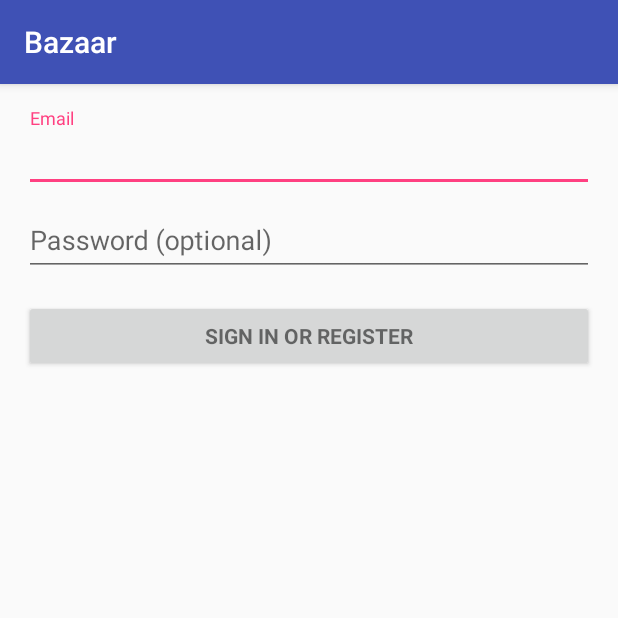
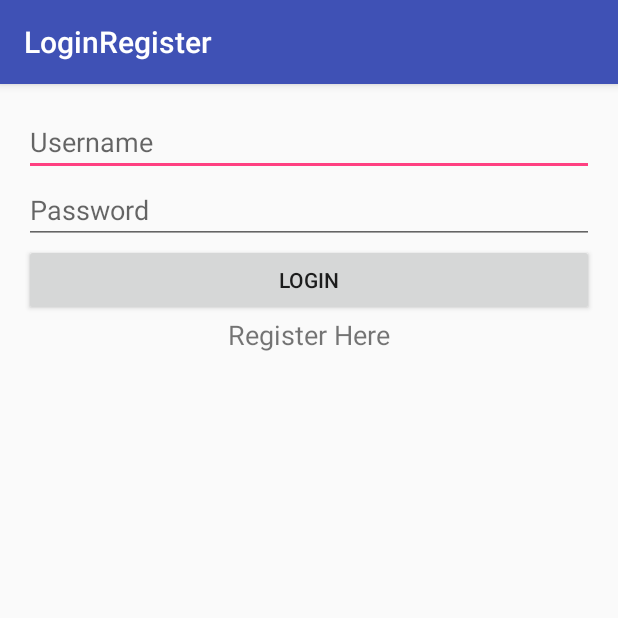
Before and after one commit to ertait/gamerhub, an Android app: the screen it shows after launch (Login_screen before the commit, LoginActivity after it), on a phone screen of 412 x 824 dp, the top half of it. Run offline under Robolectric (Android 15) with nearby library versions, the phone set to English and light mode, and no system bars.

```diff
--- a/Bazaar/app/build.gradle
+++ b/Bazaar/app/build.gradle
@@ -4,7 +4,7 @@
     compileSdkVersion 25
     buildToolsVersion "25.0.0"
     defaultConfig {
-        applicationId "edu.uvm.bazaar"
+        applicationId "edu.uvm.loginregister"
         minSdkVersion 15
         targetSdkVersion 25
         versionCode 1
@@ -25,6 +25,6 @@
         exclude group: 'com.android.support', module: 'support-annotations'
     })
     compile 'com.android.support:appcompat-v7:25.0.0'
-    compile 'com.android.support:design:25.0.0'
     testCompile 'junit:junit:4.12'
+    compile 'com.android.volley:volley:1.0.0'
 }
--- a/Bazaar/app/src/main/java/edu/uvm/bazaar/Login_screen.java
+++ /dev/null
@@ -1,349 +0,0 @@
-package edu.uvm.bazaar;
-
-import android.animation.Animator;
-import android.animation.AnimatorListenerAdapter;
-import android.annotation.TargetApi;
-import android.content.pm.PackageManager;
-import android.support.annotation.NonNull;
-import android.support.design.widget.Snackbar;
-import android.support.v7.app.AppCompatActivity;
-import android.app.LoaderManager.LoaderCallbacks;
-
-import android.content.CursorLoader;
-import android.content.Loader;
-import android.database.Cursor;
-import android.net.Uri;
-import android.os.AsyncTask;
-
-import android.os.Build;
-import android.os.Bundle;
-import android.provider.ContactsContract;
-import android.text.TextUtils;
-import android.view.KeyEvent;
-import android.view.View;
-import android.view.View.OnClickListener;
-import android.view.inputmethod.EditorInfo;
-import android.widget.ArrayAdapter;
-import android.widget.AutoCompleteTextView;
-import android.widget.Button;
-import android.widget.EditText;
-import android.widget.TextView;
-
-import java.util.ArrayList;
-import java.util.List;
-
-import static android.Manifest.permission.READ_CONTACTS;
-
-/**
- * A login screen that offers login via email/password.
- */
-public class Login_screen extends AppCompatActivity implements LoaderCallbacks<Cursor> {
-
-    /**
-     * Id to identity READ_CONTACTS permission request.
-     */
-    private static final int REQUEST_READ_CONTACTS = 0;
-
-    /**
-     * A dummy authentication store containing known user names and passwords.
-     * TODO: remove after connecting to a real authentication system.
-     */
-    private static final String[] DUMMY_CREDENTIALS = new String[]{
-            "foo@example.com:hello", "bar@example.com:world"
-    };
-    /**
-     * Keep track of the login task to ensure we can cancel it if requested.
-     */
-    private UserLoginTask mAuthTask = null;
-
-    // UI references.
-    private AutoCompleteTextView mEmailView;
-    private EditText mPasswordView;
-    private View mProgressView;
-    private View mLoginFormView;
-
-    @Override
-    protected void onCreate(Bundle savedInstanceState) {
-        super.onCreate(savedInstanceState);
-        setContentView(R.layout.activity_login_screen);
-        // Set up the login form.
-        mEmailView = (AutoCompleteTextView) findViewById(R.id.email);
-        populateAutoComplete();
-
-        mPasswordView = (EditText) findViewById(R.id.password);
-        mPasswordView.setOnEditorActionListener(new TextView.OnEditorActionListener() {
-            @Override
-            public boolean onEditorAction(TextView textView, int id, KeyEvent keyEvent) {
-                if (id == R.id.login || id == EditorInfo.IME_NULL) {
-                    attemptLogin();
-                    return true;
-                }
-                return false;
-            }
-        });
-
-        Button mEmailSignInButton = (Button) findViewById(R.id.email_sign_in_button);
-        mEmailSignInButton.setOnClickListener(new OnClickListener() {
-            @Override
-            public void onClick(View view) {
-                attemptLogin();
-            }
-        });
-
-        mLoginFormView = findViewById(R.id.login_form);
-        mProgressView = findViewById(R.id.login_progress);
-    }
-
-    private void populateAutoComplete() {
-        if (!mayRequestContacts()) {
-            return;
-        }
-
-        getLoaderManager().initLoader(0, null, this);
-    }
-
-    private boolean mayRequestContacts() {
-        if (Build.VERSION.SDK_INT < Build.VERSION_CODES.M) {
-            return true;
-        }
-        if (checkSelfPermission(READ_CONTACTS) == PackageManager.PERMISSION_GRANTED) {
-            return true;
-        }
-        if (shouldShowRequestPermissionRationale(READ_CONTACTS)) {
-            Snackbar.make(mEmailView, R.string.permission_rationale, Snackbar.LENGTH_INDEFINITE)
-                    .setAction(android.R.string.ok, new View.OnClickListener() {
-                        @Override
-                        @TargetApi(Build.VERSION_CODES.M)
-                        public void onClick(View v) {
-                            requestPermissions(new String[]{READ_CONTACTS}, REQUEST_READ_CONTACTS);
-                        }
-                    });
-        } else {
-            requestPermissions(new String[]{READ_CONTACTS}, REQUEST_READ_CONTACTS);
-        }
-        return false;
-    }
-
-    /**
-     * Callback received when a permissions request has been completed.
-     */
-    @Override
-    public void onRequestPermissionsResult(int requestCode, @NonNull String[] permissions,
-                                           @NonNull int[] grantResults) {
-        if (requestCode == REQUEST_READ_CONTACTS) {
-            if (grantResults.length == 1 && grantResults[0] == PackageManager.PERMISSION_GRANTED) {
-                populateAutoComplete();
-            }
-        }
-    }
-
-
-    /**
-     * Attempts to sign in or register the account specified by the login form.
-     * If there are form errors (invalid email, missing fields, etc.), the
-     * errors are presented and no actual login attempt is made.
-     */
-    private void attemptLogin() {
-        if (mAuthTask != null) {
-            return;
-        }
-
-        // Reset errors.
-        mEmailView.setError(null);
-        mPasswordView.setError(null);
-
-        // Store values at the time of the login attempt.
-        String email = mEmailView.getText().toString();
-        String password = mPasswordView.getText().toString();
-
-        boolean cancel = false;
-        View focusView = null;
-
-        // Check for a valid password, if the user entered one.
-        if (!TextUtils.isEmpty(password) && !isPasswordValid(password)) {
-            mPasswordView.setError(getString(R.string.error_invalid_password));
-            focusView = mPasswordView;
-            cancel = true;
-        }
-
-        // Check for a valid email address.
-        if (TextUtils.isEmpty(email)) {
-            mEmailView.setError(getString(R.string.error_field_required));
-            focusView = mEmailView;
-            cancel = true;
-        } else if (!isEmailValid(email)) {
-            mEmailView.setError(getString(R.string.error_invalid_email));
-            focusView = mEmailView;
-            cancel = true;
-        }
-
-        if (cancel) {
-            // There was an error; don't attempt login and focus the first
-            // form field with an error.
-            focusView.requestFocus();
-        } else {
-            // Show a progress spinner, and kick off a background task to
-            // perform the user login attempt.
-            showProgress(true);
-            mAuthTask = new UserLoginTask(email, password);
-            mAuthTask.execute((Void) null);
-        }
-    }
-
-    private boolean isEmailValid(String email) {
-        //TODO: Replace this with your own logic
-        return email.contains("@");
-    }
-
-    private boolean isPasswordValid(String password) {
-        //TODO: Replace this with your own logic
-        return password.length() > 4;
-    }
-
-    /**
-     * Shows the progress UI and hides the login form.
-     */
-    @TargetApi(Build.VERSION_CODES.HONEYCOMB_MR2)
-    private void showProgress(final boolean show) {
-        // On Honeycomb MR2 we have the ViewPropertyAnimator APIs, which allow
-        // for very easy animations. If available, use these APIs to fade-in
-        // the progress spinner.
-        if (Build.VERSION.SDK_INT >= Build.VERSION_CODES.HONEYCOMB_MR2) {
-            int shortAnimTime = getResources().getInteger(android.R.integer.config_shortAnimTime);
-
-            mLoginFormView.setVisibility(show ? View.GONE : View.VISIBLE);
-            mLoginFormView.animate().setDuration(shortAnimTime).alpha(
-                    show ? 0 : 1).setListener(new AnimatorListenerAdapter() {
-                @Override
-                public void onAnimationEnd(Animator animation) {
-                    mLoginFormView.setVisibility(show ? View.GONE : View.VISIBLE);
-                }
-            });
-
-            mProgressView.setVisibility(show ? View.VISIBLE : View.GONE);
-            mProgressView.animate().setDuration(shortAnimTime).alpha(
-                    show ? 1 : 0).setListener(new AnimatorListenerAdapter() {
-                @Override
-                public void onAnimationEnd(Animator animation) {
-                    mProgressView.setVisibility(show ? View.VISIBLE : View.GONE);
-                }
-            });
-        } else {
-            // The ViewPropertyAnimator APIs are not available, so simply show
-            // and hide the relevant UI components.
-            mProgressView.setVisibility(show ? View.VISIBLE : View.GONE);
-            mLoginFormView.setVisibility(show ? View.GONE : View.VISIBLE);
-        }
-    }
-
-    @Override
-    public Loader<Cursor> onCreateLoader(int i, Bundle bundle) {
-        return new CursorLoader(this,
-                // Retrieve data rows for the device user's 'profile' contact.
-                Uri.withAppendedPath(ContactsContract.Profile.CONTENT_URI,
-                        ContactsContract.Contacts.Data.CONTENT_DIRECTORY), ProfileQuery.PROJECTION,
-
-                // Select only email addresses.
-                ContactsContract.Contacts.Data.MIMETYPE +
-                        " = ?", new String[]{ContactsContract.CommonDataKinds.Email
-                .CONTENT_ITEM_TYPE},
-
-                // Show primary email addresses first. Note that there won't be
-                // a primary email address if the user hasn't specified one.
-                ContactsContract.Contacts.Data.IS_PRIMARY + " DESC");
-    }
-
-    @Override
-    public void onLoadFinished(Loader<Cursor> cursorLoader, Cursor cursor) {
-        List<String> emails = new ArrayList<>();
-        cursor.moveToFirst();
-        while (!cursor.isAfterLast()) {
-            emails.add(cursor.getString(ProfileQuery.ADDRESS));
-            cursor.moveToNext();
-        }
-
-        addEmailsToAutoComplete(emails);
-    }
-
-    @Override
-    public void onLoaderReset(Loader<Cursor> cursorLoader) {
-
-    }
-
-    private void addEmailsToAutoComplete(List<String> emailAddressCollection) {
-        //Create adapter to tell the AutoCompleteTextView what to show in its dropdown list.
-        ArrayAdapter<String> adapter =
-                new ArrayAdapter<>(Login_screen.this,
-                        android.R.layout.simple_dropdown_item_1line, emailAddressCollection);
-
-        mEmailView.setAdapter(adapter);
-    }
-
-
-    private interface ProfileQuery {
-        String[] PROJECTION = {
-                ContactsContract.CommonDataKinds.Email.ADDRESS,
-                ContactsContract.CommonDataKinds.Email.IS_PRIMARY,
-        };
-
-        int ADDRESS = 0;
-        int IS_PRIMARY = 1;
-    }
-
-    /**
-     * Represents an asynchronous login/registration task used to authenticate
-     * the user.
-     */
-    public class UserLoginTask extends AsyncTask<Void, Void, Boolean> {
-
-        private final String mEmail;
-        private final String mPassword;
-
-        UserLoginTask(String email, String password) {
-            mEmail = email;
-            mPassword = password;
-        }
-
-        @Override
-        protected Boolean doInBackground(Void... params) {
-            // TODO: attempt authentication against a network service.
-
-            try {
-                // Simulate network access.
-                Thread.sleep(2000);
-            } catch (InterruptedException e) {
-                return false;
-            }
-
-            for (String credential : DUMMY_CREDENTIALS) {
-                String[] pieces = credential.split(":");
-                if (pieces[0].equals(mEmail)) {
-                    // Account exists, return true if the password matches.
-                    return pieces[1].equals(mPassword);
-                }
-            }
-
-            // TODO: register the new account here.
-            return true;
-        }
-
-        @Override
-        protected void onPostExecute(final Boolean success) {
-            mAuthTask = null;
-            showProgress(false);
-
-            if (success) {
-                finish();
-            } else {
-                mPasswordView.setError(getString(R.string.error_incorrect_password));
-                mPasswordView.requestFocus();
-            }
-        }
-
-        @Override
-        protected void onCancelled() {
-            mAuthTask = null;
-            showProgress(false);
-        }
-    }
-}
--- /dev/null
+++ b/Bazaar/app/src/main/java/edu/uvm/loginregister/LoginActivity.java
@@ -0,0 +1,31 @@
+package edu.uvm.loginregister;
+
+import android.support.v7.app.AppCompatActivity;
+import android.os.Bundle;
+import android.view.View;
+import android.widget.Button;
+import android.widget.EditText;
+import android.widget.TextView;
+import android.content.Intent;
+
+public class LoginActivity extends AppCompatActivity {
+
+    @Override
+    protected void onCreate(Bundle savedInstanceState) {
+        super.onCreate(savedInstanceState);
+        setContentView(R.layout.activity_login);
+
+        final EditText etUsername = (EditText) findViewById(R.id.etUsername);
+        final EditText etPassword  = (EditText) findViewById(R.id.etPassword);
+        final Button bLogin = (Button) findViewById(R.id.bLogin);
+        final TextView registerLink = (TextView) findViewById(R.id.tvRegisterHere);
+
+        registerLink.setOnClickListener(new View.OnClickListener(){
+            @Override
+            public void onClick(View v) {
+                Intent registerIntent = new Intent(LoginActivity.this, RegisterActivity.class);
+                LoginActivity.this.startActivity(registerIntent);
+            }
+        });
+    }
+}
--- /dev/null
+++ b/Bazaar/app/src/main/res/layout/activity_login.xml
@@ -0,0 +1,59 @@
+<?xml version="1.0" encoding="utf-8"?>
+<RelativeLayout xmlns:android="http://schemas.android.com/apk/res/android"
+    xmlns:tools="http://schemas.android.com/tools"
+    android:id="@+id/activity_login"
+    android:layout_width="match_parent"
+    android:layout_height="match_parent"
+    android:paddingBottom="@dimen/activity_vertical_margin"
+    android:paddingLeft="@dimen/activity_horizontal_margin"
+    android:paddingRight="@dimen/activity_horizontal_margin"
+    android:paddingTop="@dimen/activity_vertical_margin"
+    tools:context="edu.uvm.loginregister.LoginActivity">
+
+    <EditText
+        android:layout_width="wrap_content"
+        android:layout_height="wrap_content"
+        android:inputType="textPersonName"
+        android:ems="10"
+        android:id="@+id/etUsername"
+        android:layout_alignParentTop="true"
+        android:layout_alignParentLeft="true"
+        android:layout_alignParentStart="true"
+        android:layout_alignParentRight="true"
+        android:layout_alignParentEnd="true"
+        android:hint="Username" />
+
+    <EditText
+        android:layout_width="wrap_content"
+        android:layout_height="wrap_content"
+        android:inputType="textPassword"
+        android:ems="10"
+        android:layout_below="@+id/etUsername"
+        android:layout_alignParentLeft="true"
+        android:layout_alignParentStart="true"
+        android:id="@+id/etPassword"
+        android:layout_alignParentRight="true"
+        android:layout_alignParentEnd="true"
+        android:hint="Password" />
+
+    <Button
+        android:text="Login"
+        android:layout_width="wrap_content"
+        android:layout_height="wrap_content"
+        android:layout_below="@+id/etPassword"
+        android:layout_alignParentLeft="true"
+        android:layout_alignParentStart="true"
+        android:id="@+id/bLogin"
+        android:layout_alignParentRight="true"
+        android:layout_alignParentEnd="true" />
+
+    <TextView
+        android:text="Register Here"
+        android:layout_width="wrap_content"
+        android:layout_height="wrap_content"
+        android:id="@+id/tvRegisterHere"
+        android:textSize="18sp"
+        android:layout_below="@+id/bLogin"
+        android:layout_centerHorizontal="true" />
+
+</RelativeLayout>
--- a/Bazaar/app/src/main/res/layout/activity_login_screen.xml
+++ /dev/null
@@ -1,77 +0,0 @@
-<LinearLayout xmlns:android="http://schemas.android.com/apk/res/android"
-    xmlns:tools="http://schemas.android.com/tools"
-    android:layout_width="match_parent"
-    android:layout_height="match_parent"
-    android:gravity="center_horizontal"
-    android:orientation="vertical"
-    android:paddingBottom="@dimen/activity_vertical_margin"
-    android:paddingLeft="@dimen/activity_horizontal_margin"
-    android:paddingRight="@dimen/activity_horizontal_margin"
-    android:paddingTop="@dimen/activity_vertical_margin"
-    tools:context="edu.uvm.bazaar.Login_screen">
-
-    <!-- Login progress -->
-    <ProgressBar
-        android:id="@+id/login_progress"
-        style="?android:attr/progressBarStyleLarge"
-        android:layout_width="wrap_content"
-        android:layout_height="wrap_content"
-        android:layout_marginBottom="8dp"
-        android:visibility="gone" />
-
-    <ScrollView
-        android:id="@+id/login_form"
-        android:layout_width="match_parent"
-        android:layout_height="match_parent">
-
-        <LinearLayout
-            android:id="@+id/email_login_form"
-            android:layout_width="match_parent"
-            android:layout_height="wrap_content"
-            android:orientation="vertical">
-
-            <android.support.design.widget.TextInputLayout
-                android:layout_width="match_parent"
-                android:layout_height="wrap_content">
-
-                <AutoCompleteTextView
-                    android:id="@+id/email"
-                    android:layout_width="match_parent"
-                    android:layout_height="wrap_content"
-                    android:hint="@string/prompt_email"
-                    android:inputType="textEmailAddress"
-                    android:maxLines="1"
-                    android:singleLine="true" />
-
-            </android.support.design.widget.TextInputLayout>
-
-            <android.support.design.widget.TextInputLayout
-                android:layout_width="match_parent"
-                android:layout_height="wrap_content">
-
-                <EditText
-                    android:id="@+id/password"
-                    android:layout_width="match_parent"
-                    android:layout_height="wrap_content"
-                    android:hint="@string/prompt_password"
-                    android:imeActionId="@+id/login"
-                    android:imeActionLabel="@string/action_sign_in_short"
-                    android:imeOptions="actionUnspecified"
-                    android:inputType="textPassword"
-                    android:maxLines="1"
-                    android:singleLine="true" />
-
-            </android.support.design.widget.TextInputLayout>
-
-            <Button
-                android:id="@+id/email_sign_in_button"
-                style="?android:textAppearanceSmall"
-                android:layout_width="match_parent"
-                android:layout_height="wrap_content"
-                android:layout_marginTop="16dp"
-                android:text="@string/action_sign_in"
-                android:textStyle="bold" />
-
-        </LinearLayout>
-    </ScrollView>
-</LinearLayout>
--- /dev/null
+++ b/Bazaar/app/src/main/res/values-w820dp/dimens.xml
@@ -0,0 +1,6 @@
+<resources>
+    <!-- Example customization of dimensions originally defined in res/values/dimens.xml
+         (such as screen margins) for screens with more than 820dp of available width. This
+         would include 7" and 10" devices in landscape (~960dp and ~1280dp respectively). -->
+    <dimen name="activity_horizontal_margin">64dp</dimen>
+</resources>
--- a/Bazaar/app/src/main/res/values/strings.xml
+++ b/Bazaar/app/src/main/res/values/strings.xml
@@ -1,16 +1,3 @@
 <resources>
-    <string name="app_name">Bazaar</string>
-
-    <!-- Strings related to login -->
-    <string name="prompt_email">Email</string>
-    <string name="prompt_password">Password (optional)</string>
-    <string name="action_sign_in">Sign in or register</string>
-    <string name="action_sign_in_short">Sign in</string>
-    <string name="error_invalid_email">This email address is invalid</string>
-    <string name="error_invalid_password">This password is too short</string>
-    <string name="error_incorrect_password">This password is incorrect</string>
-    <string name="error_field_required">This field is required</string>
-    <string name="permission_rationale">"Contacts permissions are needed for providing email
-        completions."
-    </string>
+    <string name="app_name">LoginRegister</string>
 </resources>
```
Also changed, not shown: Bazaar/app/src/main/AndroidManifest.xml (+4 -9 lines), Bazaar/app/src/main/java/edu/uvm/loginregister/RegisterActivity.java (added, +21 -0 lines), Bazaar/app/src/main/java/edu/uvm/loginregister/UserAreaActivity.java (added, +18 -0 lines), Bazaar/app/src/main/res/layout/activity_register.xml (added, +76 -0 lines), Bazaar/app/src/main/res/layout/activity_user_area.xml (added, +44 -0 lines), 4 other files.
